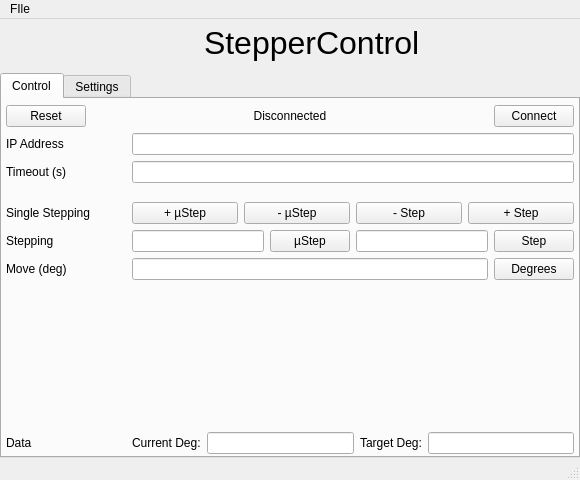
This is ui/main_window.ui in scottmudge/StepperControl as Qt 5 draws it before an edit. The edited form follows.
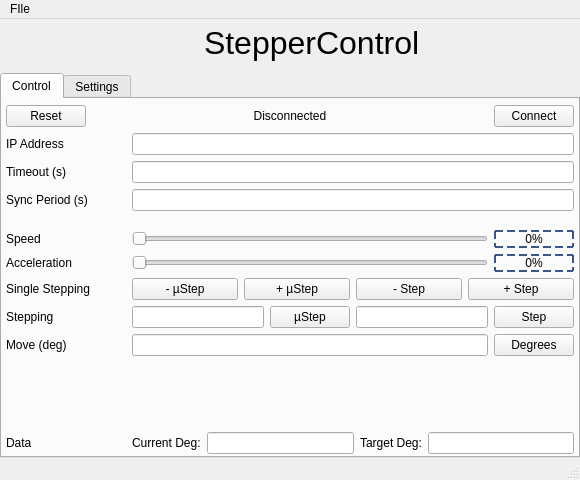
This is the edited form.

```diff
--- a/ui/main_window.ui
+++ b/ui/main_window.ui
@@ -259,14 +259,156 @@
             </item>
             <item>
              <layout class="QGridLayout" name="gridLayout_4">
-              <item row="2" column="0">
-               <widget class="QLabel" name="label_4">
+              <item row="8" column="0">
+               <widget class="QLabel" name="label_6">
                 <property name="text">
-                 <string>Timeout (s)</string>
+                 <string>Stepping</string>
                 </property>
                </widget>
               </item>
-              <item row="3" column="1">
+              <item row="6" column="1">
+               <layout class="QHBoxLayout" name="horizontalLayout_5">
+                <item>
+                 <widget class="QSlider" name="accelPct_Slider">
+                  <property name="orientation">
+                   <enum>Qt::Horizontal</enum>
+                  </property>
+                 </widget>
+                </item>
+                <item>
+                 <widget class="QLabel" name="curAccelPct_Label">
+                  <property name="minimumSize">
+                   <size>
+                    <width>80</width>
+                    <height>0</height>
+                   </size>
+                  </property>
+                  <property name="styleSheet">
+                   <string notr="true">QFrame {
+	border: 2px dashed rgb(54, 86, 140);
+	font: 700 11pt &quot;Consolas&quot;;
+}</string>
+                  </property>
+                  <property name="text">
+                   <string>0%</string>
+                  </property>
+                  <property name="alignment">
+                   <set>Qt::AlignCenter</set>
+                  </property>
+                 </widget>
+                </item>
+               </layout>
+              </item>
+              <item row="1" column="0">
+               <widget class="QLabel" name="label">
+                <property name="minimumSize">
+                 <size>
+                  <width>120</width>
+                  <height>0</height>
+                 </size>
+                </property>
+                <property name="text">
+                 <string>IP Address</string>
+                </property>
+               </widget>
+              </item>
+              <item row="10" column="1">
+               <spacer name="verticalSpacer_2">
+                <property name="orientation">
+                 <enum>Qt::Vertical</enum>
+                </property>
+                <property name="sizeHint" stdset="0">
+                 <size>
+                  <width>20</width>
+                  <height>40</height>
+                 </size>
+                </property>
+               </spacer>
+              </item>
+              <item row="10" column="0">
+               <spacer name="verticalSpacer_3">
+                <property name="orientation">
+                 <enum>Qt::Vertical</enum>
+                </property>
+                <property name="sizeHint" stdset="0">
+                 <size>
+                  <width>20</width>
+                  <height>40</height>
+                 </size>
+                </property>
+               </spacer>
+              </item>
+              <item row="5" column="1">
+               <layout class="QHBoxLayout" name="horizontalLayout_3">
+                <item>
+                 <widget class="QSlider" name="speedPct_Slider">
+                  <property name="orientation">
+                   <enum>Qt::Horizontal</enum>
+                  </property>
+                 </widget>
+                </item>
+                <item>
+                 <widget class="QLabel" name="curSpeedPcnt_Label">
+                  <property name="minimumSize">
+                   <size>
+                    <width>80</width>
+                    <height>0</height>
+                   </size>
+                  </property>
+                  <property name="styleSheet">
+                   <string notr="true">QFrame {
+	border: 2px dashed rgb(54, 86, 140);
+	font: 700 11pt &quot;Consolas&quot;;
+}</string>
+                  </property>
+                  <property name="frameShape">
+                   <enum>QFrame::Box</enum>
+                  </property>
+                  <property name="lineWidth">
+                   <number>2</number>
+                  </property>
+                  <property name="text">
+                   <string>0%</string>
+                  </property>
+                  <property name="alignment">
+                   <set>Qt::AlignCenter</set>
+                  </property>
+                 </widget>
+                </item>
+               </layout>
+              </item>
+              <item row="9" column="0">
+               <widget class="QLabel" name="label_7">
+                <property name="text">
+                 <string>Move (deg)</string>
+                </property>
+               </widget>
+              </item>
+              <item row="9" column="1">
+               <layout class="QHBoxLayout" name="horizontalLayout_6">
+                <item>
+                 <widget class="QLineEdit" name="degrees_LineEdit">
+                  <property name="inputMask">
+                   <string/>
+                  </property>
+                  <property name="text">
+                   <string/>
+                  </property>
+                  <property name="alignment">
+                   <set>Qt::AlignCenter</set>
+                  </property>
+                 </widget>
+                </item>
+                <item>
+                 <widget class="QPushButton" name="degrees_Button">
+                  <property name="text">
+                   <string>Degrees</string>
+                  </property>
+                 </widget>
+                </item>
+               </layout>
+              </item>
+              <item row="4" column="1">
                <spacer name="verticalSpacer_4">
                 <property name="orientation">
                  <enum>Qt::Vertical</enum>
@@ -282,6 +424,13 @@
                 </property>
                </spacer>
               </item>
+              <item row="7" column="0">
+               <widget class="QLabel" name="label_5">
+                <property name="text">
+                 <string>Single Stepping</string>
+                </property>
+               </widget>
+              </item>
               <item row="1" column="1">
                <widget class="QLineEdit" name="ipAddress_LineEdit">
                 <property name="statusTip">
@@ -289,22 +438,29 @@
                 </property>
                </widget>
               </item>
-              <item row="4" column="1">
+              <item row="2" column="0">
+               <widget class="QLabel" name="label_4">
+                <property name="text">
+                 <string>Timeout (s)</string>
+                </property>
+               </widget>
+              </item>
+              <item row="7" column="1">
                <layout class="QHBoxLayout" name="horizontalLayout_3">
                 <item>
                  <widget class="QPushButton" name="negMicrostep_Button">
                   <property name="text">
-                   <string>+ µStep</string>
-                  </property>
-                 </widget>
-                </item>
-                <item>
-                 <widget class="QPushButton" name="posMicrostep_Button">
-                  <property name="text">
                    <string>- µStep</string>
                   </property>
                  </widget>
                 </item>
+                <item>
+                 <widget class="QPushButton" name="posMicrostep_Button">
+                  <property name="text">
+                   <string>+ µStep</string>
+                  </property>
+                 </widget>
+                </item>
                 <item>
                  <widget class="QPushButton" name="neg_StepButton">
                   <property name="text">
@@ -321,42 +477,10 @@
                 </item>
                </layout>
               </item>
-              <item row="5" column="1">
-               <layout class="QHBoxLayout" name="horizontalLayout_5">
-                <item>
-                 <widget class="QLineEdit" name="microsteps_LineEdit">
-                  <property name="alignment">
-                   <set>Qt::AlignCenter</set>
-                  </property>
-                 </widget>
-                </item>
-                <item>
-                 <widget class="QPushButton" name="microsteps_Button">
-                  <property name="text">
-                   <string>µStep</string>
-                  </property>
-                 </widget>
-                </item>
-                <item>
-                 <widget class="QLineEdit" name="steps_LineEdit">
-                  <property name="alignment">
-                   <set>Qt::AlignCenter</set>
-                  </property>
-                 </widget>
-                </item>
-                <item>
-                 <widget class="QPushButton" name="steps_Button">
-                  <property name="text">
-                   <string>Step</string>
-                  </property>
-                 </widget>
-                </item>
-               </layout>
-              </item>
               <item row="6" column="0">
-               <widget class="QLabel" name="label_7">
+               <widget class="QLabel" name="label_6">
                 <property name="text">
-                 <string>Move (deg)</string>
+                 <string>Acceleration</string>
                 </property>
                </widget>
               </item>
@@ -370,91 +494,46 @@
                 </property>
                </widget>
               </item>
-              <item row="7" column="1">
-               <spacer name="verticalSpacer_2">
-                <property name="orientation">
-                 <enum>Qt::Vertical</enum>
-                </property>
-                <property name="sizeHint" stdset="0">
-                 <size>
-                  <width>20</width>
-                  <height>40</height>
-                 </size>
-                </property>
-               </spacer>
-              </item>
-              <item row="5" column="0">
-               <widget class="QLabel" name="label_6">
-                <property name="text">
-                 <string>Stepping</string>
-                </property>
-               </widget>
-              </item>
-              <item row="1" column="0">
-               <widget class="QLabel" name="label">
-                <property name="minimumSize">
-                 <size>
-                  <width>120</width>
-                  <height>0</height>
-                 </size>
-                </property>
-                <property name="text">
-                 <string>IP Address</string>
-                </property>
-               </widget>
-              </item>
-              <item row="7" column="0">
-               <spacer name="verticalSpacer_3">
-                <property name="orientation">
-                 <enum>Qt::Vertical</enum>
-                </property>
-                <property name="sizeHint" stdset="0">
-                 <size>
-                  <width>20</width>
-                  <height>40</height>
-                 </size>
-                </property>
-               </spacer>
-              </item>
-              <item row="6" column="1">
-               <layout class="QHBoxLayout" name="horizontalLayout_6">
-                <item>
-                 <widget class="QLineEdit" name="degrees_LineEdit">
-                  <property name="inputMask">
-                   <string/>
-                  </property>
-                  <property name="text">
-                   <string/>
-                  </property>
-                  <property name="alignment">
-                   <set>Qt::AlignCenter</set>
-                  </property>
-                 </widget>
-                </item>
-                <item>
-                 <widget class="QPushButton" name="degrees_Button">
-                  <property name="text">
-                   <string>Degrees</string>
-                  </property>
-                 </widget>
-                </item>
-               </layout>
-              </item>
-              <item row="4" column="0">
-               <widget class="QLabel" name="label_5">
-                <property name="text">
-                 <string>Single Stepping</string>
-                </property>
-               </widget>
-              </item>
-              <item row="8" column="0">
-               <widget class="QLabel" name="label_8">
-                <property name="text">
-                 <string>Data</string>
-                </property>
-               </widget>
-              </item>
               <item row="8" column="1">
+               <layout class="QHBoxLayout" name="horizontalLayout_5">
+                <item>
+                 <widget class="QLineEdit" name="microsteps_LineEdit">
+                  <property name="alignment">
+                   <set>Qt::AlignCenter</set>
+                  </property>
+                 </widget>
+                </item>
+                <item>
+                 <widget class="QPushButton" name="microsteps_Button">
+                  <property name="text">
+                   <string>µStep</string>
+                  </property>
+                 </widget>
+                </item>
+                <item>
+                 <widget class="QLineEdit" name="steps_LineEdit">
+                  <property name="alignment">
+                   <set>Qt::AlignCenter</set>
+                  </property>
+                 </widget>
+                </item>
+                <item>
+                 <widget class="QPushButton" name="steps_Button">
+                  <property name="text">
+                   <string>Step</string>
+                  </property>
+                 </widget>
+                </item>
+               </layout>
+              </item>
+              <item row="5" column="0">
+               <widget class="QLabel" name="label_5">
+                <property name="text">
+                 <string>Speed</string>
+                </property>
+               </widget>
+              </item>
+              <item row="11" column="1">
                <layout class="QHBoxLayout" name="horizontalLayout_8">
                 <item>
                  <widget class="QLabel" name="label_9">
@@ -495,6 +574,23 @@
                 </item>
                </layout>
               </item>
+              <item row="11" column="0">
+               <widget class="QLabel" name="label_8">
+                <property name="text">
+                 <string>Data</string>
+                </property>
+               </widget>
+              </item>
+              <item row="3" column="0">
+               <widget class="QLabel" name="label_11">
+                <property name="text">
+                 <string>Sync Period (s)</string>
+                </property>
+               </widget>
+              </item>
+              <item row="3" column="1">
+               <widget class="QLineEdit" name="syncPeriod_LineEdit"/>
+              </item>
              </layout>
             </item>
            </layout>
```
Left out of the diff: 10 changed lines with no effect on the pictures.
